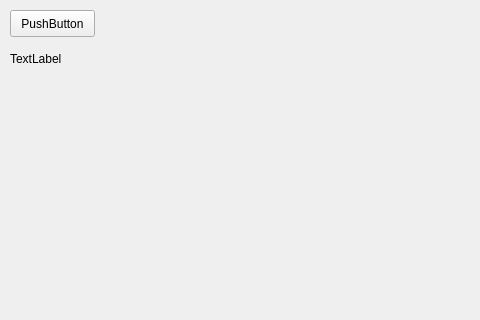
pkubatrh/maraton0, file PernikovaChaloupka/jezibaba.ui: the form before one commit; both pictures show x 0 to 480 and y 0 to 320 of the 800 by 600 pixel window.
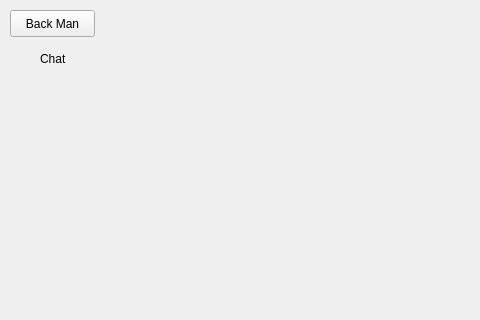
The form after the commit. Custom widgets are drawn as their Qt base class.

The edit to the form file:
```diff
--- a/PernikovaChaloupka/jezibaba.ui
+++ b/PernikovaChaloupka/jezibaba.ui
@@ -17,14 +17,14 @@
    <widget class="ClickableLabel" name="label">
     <property name="geometry">
      <rect>
-      <x>10</x>
+      <x>40</x>
       <y>50</y>
       <width>53</width>
       <height>17</height>
      </rect>
     </property>
     <property name="text">
-     <string>TextLabel</string>
+     <string>Chat</string>
     </property>
    </widget>
    <widget class="QPushButton" name="pushButton">
@@ -37,7 +37,7 @@
      </rect>
     </property>
     <property name="text">
-     <string>PushButton</string>
+     <string>Back Man</string>
     </property>
    </widget>
   </widget>
```
Left out of the diff: 10 changed lines with no effect on the pictures.
